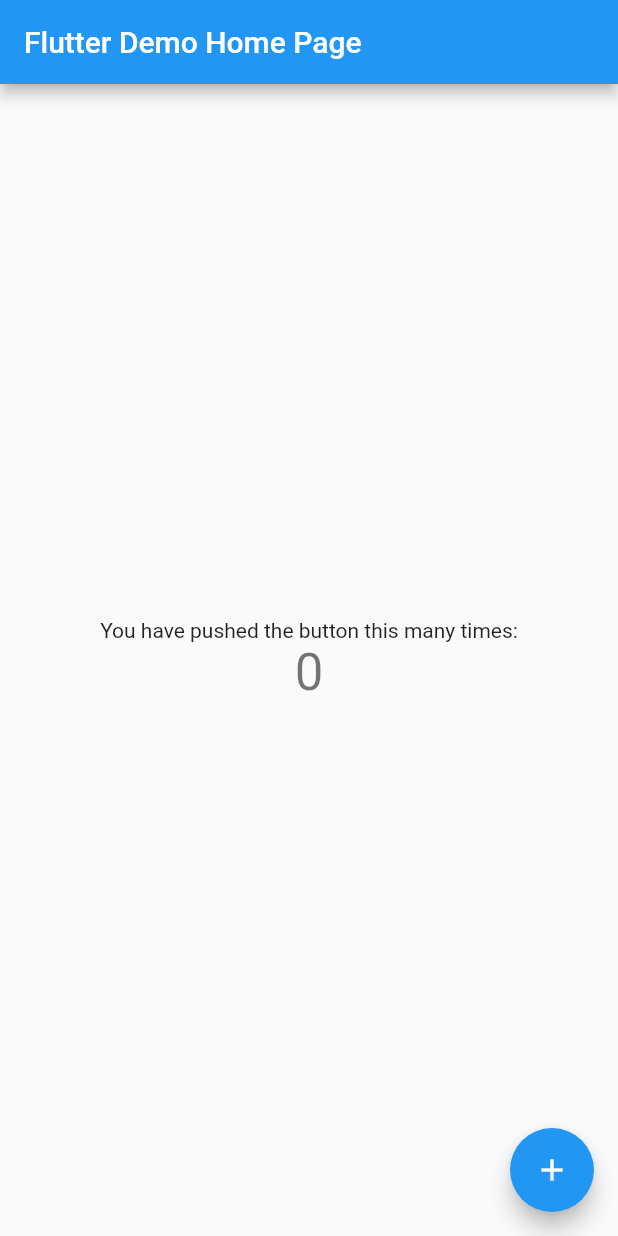
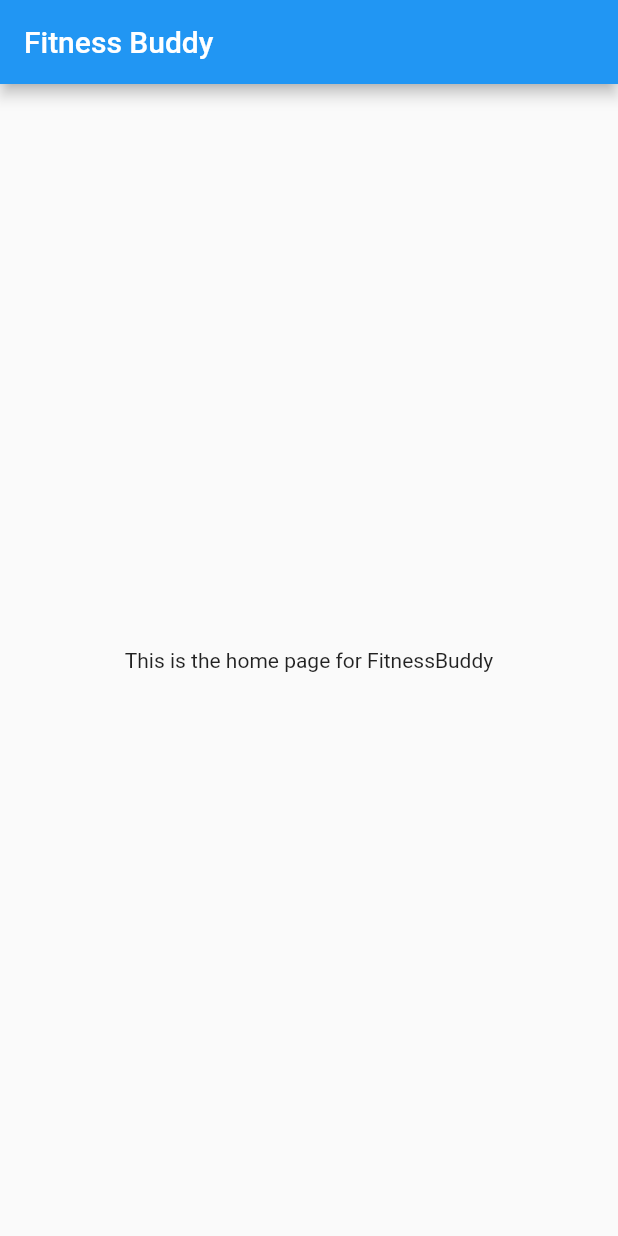
Before and after one commit to David-S-2002/fitnessbuddy, a Flutter app: the screen it shows after launch, on a phone screen of 412 x 824 dp. Run offline on Flutter 3.47's test engine with Material 2 defaults, Android fonts, the phone set to English and light mode, and no system bars.

Commit message:
Home page displays app title

```diff
--- a/fitness_buddy_bloc/models.dart
+++ b/fitness_buddy_bloc/models.dart
@@ -18,13 +18,15 @@
 // instead of a List<MuscleGroup>
 
 class Exercise {
+  String exerciseName;
   DateTime exerciseTime;
   String equipment; // have an enum?
   List<MuscleGroup> muscleGroups;
   Difficulty difficulty;
 
   Exercise(
-      {required this.exerciseTime,
+      {required this.exerciseName,
+      required this.exerciseTime,
       required this.equipment,
       required this.muscleGroups,
       required this.difficulty});
@@ -40,11 +42,7 @@
 
 class Circuit {
   List<Exercise> exercises;
-  Difficulty difficulty;
   DateTime restTime;
 
-  Circuit(
-      {required this.exercises,
-      required this.difficulty,
-      required this.restTime});
+  Circuit({required this.exercises, required this.restTime});
 }
--- a/lib/home_page.dart
+++ b/lib/home_page.dart
@@ -2,3 +2,24 @@
 // Dropdown menus for time, muscle group, and (maybe) difficulty level
 // "Generate workout" button at the bottom of the page. Pressing this button
 // routes to workout_page.dart
+
+import 'package:flutter/material.dart';
+
+class HomePage extends StatefulWidget {
+  const HomePage({Key? key}) : super(key: key);
+
+  @override
+  _HomePageState createState() => _HomePageState();
+}
+
+class _HomePageState extends State<HomePage> {
+  @override
+  Widget build(BuildContext context) {
+    print("Printing to see where this message goes...");
+
+    return Scaffold(
+        appBar: AppBar(title: const Text("Fitness Buddy")),
+        body: const Center(
+            child: Text("This is the home page for FitnessBuddy")));
+  }
+}
--- a/lib/main.dart
+++ b/lib/main.dart
@@ -1,115 +1,22 @@
+import 'package:fitnessbuddy/home_page.dart';
 import 'package:flutter/material.dart';
 
 void main() {
-  runApp(const MyApp());
+  runApp(const FitnessBuddy());
 }
 
-class MyApp extends StatelessWidget {
-  const MyApp({Key? key}) : super(key: key);
+class FitnessBuddy extends StatelessWidget {
+  const FitnessBuddy({Key? key}) : super(key: key);
 
   // This widget is the root of your application.
   @override
   Widget build(BuildContext context) {
     return MaterialApp(
-      title: 'Flutter Demo',
+      title: 'FitnessBuddy',
       theme: ThemeData(
-        // This is the theme of your application.
-        //
-        // Try running your application with "flutter run". You'll see the
-        // application has a blue toolbar. Then, without quitting the app, try
-        // changing the primarySwatch below to Colors.green and then invoke
-        // "hot reload" (press "r" in the console where you ran "flutter run",
-        // or simply save your changes to "hot reload" in a Flutter IDE).
-        // Notice that the counter didn't reset back to zero; the application
-        // is not restarted.
         primarySwatch: Colors.blue,
       ),
-      home: const MyHomePage(title: 'Flutter Demo Home Page'),
+      home: const HomePage(),
     );
   }
 }
-
-class MyHomePage extends StatefulWidget {
-  const MyHomePage({Key? key, required this.title}) : super(key: key);
-
-  // This widget is the home page of your application. It is stateful, meaning
-  // that it has a State object (defined below) that contains fields that affect
-  // how it looks.
-
-  // This class is the configuration for the state. It holds the values (in this
-  // case the title) provided by the parent (in this case the App widget) and
-  // used by the build method of the State. Fields in a Widget subclass are
-  // always marked "final".
-
-  final String title;
-
-  @override
-  State<MyHomePage> createState() => _MyHomePageState();
-}
-
-class _MyHomePageState extends State<MyHomePage> {
-  int _counter = 0;
-
-  void _incrementCounter() {
-    setState(() {
-      // This call to setState tells the Flutter framework that something has
-      // changed in this State, which causes it to rerun the build method below
-      // so that the display can reflect the updated values. If we changed
-      // _counter without calling setState(), then the build method would not be
-      // called again, and so nothing would appear to happen.
-      _counter++;
-    });
-  }
-
-  @override
-  Widget build(BuildContext context) {
-    // This method is rerun every time setState is called, for instance as done
-    // by the _incrementCounter method above.
-    //
-    // The Flutter framework has been optimized to make rerunning build methods
-    // fast, so that you can just rebuild anything that needs updating rather
-    // than having to individually change instances of widgets.
-    return Scaffold(
-      appBar: AppBar(
-        // Here we take the value from the MyHomePage object that was created by
-        // the App.build method, and use it to set our appbar title.
-        title: Text(widget.title),
-      ),
-      body: Center(
-        // Center is a layout widget. It takes a single child and positions it
-        // in the middle of the parent.
-        child: Column(
-          // Column is also a layout widget. It takes a list of children and
-          // arranges them vertically. By default, it sizes itself to fit its
-          // children horizontally, and tries to be as tall as its parent.
-          //
-          // Invoke "debug painting" (press "p" in the console, choose the
-          // "Toggle Debug Paint" action from the Flutter Inspector in Android
-          // Studio, or the "Toggle Debug Paint" command in Visual Studio Code)
-          // to see the wireframe for each widget.
-          //
-          // Column has various properties to control how it sizes itself and
-          // how it positions its children. Here we use mainAxisAlignment to
-          // center the children vertically; the main axis here is the vertical
-          // axis because Columns are vertical (the cross axis would be
-          // horizontal).
-          mainAxisAlignment: MainAxisAlignment.center,
-          children: <Widget>[
-            const Text(
-              'You have pushed the button this many times:',
-            ),
-            Text(
-              '$_counter',
-              style: Theme.of(context).textTheme.headline4,
-            ),
-          ],
-        ),
-      ),
-      floatingActionButton: FloatingActionButton(
-        onPressed: _incrementCounter,
-        tooltip: 'Increment',
-        child: const Icon(Icons.add),
-      ), // This trailing comma makes auto-formatting nicer for build methods.
-    );
-  }
-}
--- a/sources_used/sources.dart
+++ b/sources_used/sources.dart
@@ -11,4 +11,8 @@
 // I imitated the structure of the BLOCs in these sources.
 // https://bloclibrary.dev/#/flutterweathertutorial?id=business-logic-layer
 // https://bloclibrary.dev/#/flutterlogintutorial
+
+Used this to get exercises for the database:
+https://www.acefitness.org/education-and-resources/lifestyle/exercise-library/
+
 */
```
Also changed, not shown: 2 other files.
